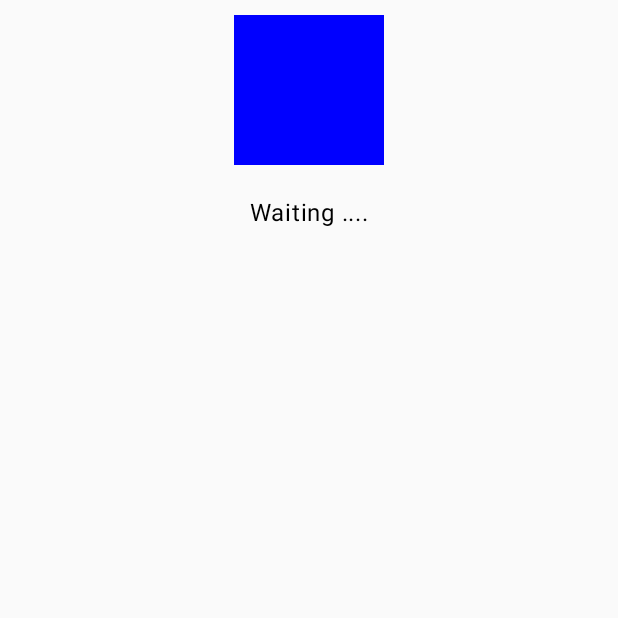
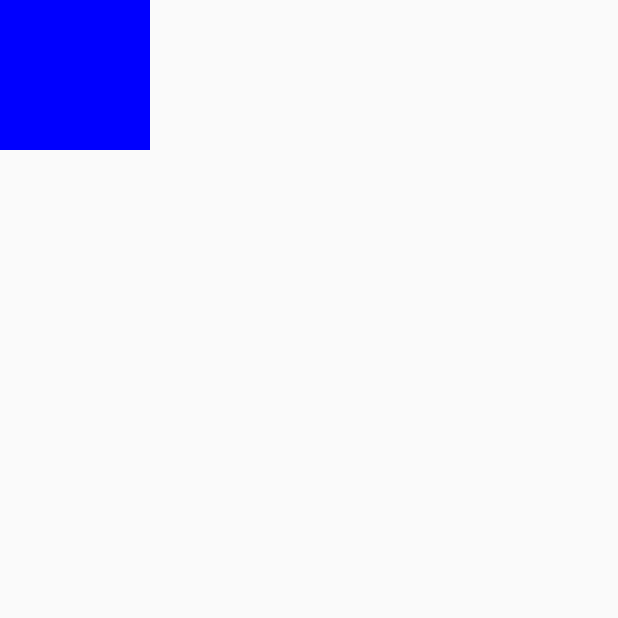
Before and after one commit to Moroooz/GestureDemo, an Android app built with Jetpack Compose: the screen it shows after launch (MainActivity), on a phone screen of 412 x 824 dp, the top half of it. Run offline under Robolectric (Android 15) with nearby library versions, the phone set to English and light mode, and no system bars.

Commit message:
Add MainScreen with DragDemo

```diff
--- a/app/src/main/java/com/example/gesturedemo/MainActivity.kt
+++ b/app/src/main/java/com/example/gesturedemo/MainActivity.kt
@@ -6,12 +6,16 @@ import androidx.activity.compose.setContent
 import androidx.activity.enableEdgeToEdge
 import androidx.compose.foundation.background
 import androidx.compose.foundation.clickable
+import androidx.compose.foundation.gestures.Orientation
 import androidx.compose.foundation.gestures.detectTapGestures
+import androidx.compose.foundation.gestures.draggable
+import androidx.compose.foundation.gestures.rememberDraggableState
 import androidx.compose.foundation.layout.Box
 import androidx.compose.foundation.layout.Column
 import androidx.compose.foundation.layout.Spacer
 import androidx.compose.foundation.layout.fillMaxSize
 import androidx.compose.foundation.layout.height
+import androidx.compose.foundation.layout.offset
 import androidx.compose.foundation.layout.padding
 import androidx.compose.foundation.layout.size
 import androidx.compose.material3.Scaffold
@@ -26,8 +30,10 @@ import androidx.compose.ui.Modifier
 import androidx.compose.ui.graphics.Color
 import androidx.compose.ui.input.pointer.pointerInput
 import androidx.compose.ui.tooling.preview.Preview
+import androidx.compose.ui.unit.IntOffset
 import androidx.compose.ui.unit.dp
 import com.example.gesturedemo.ui.theme.GestureDemoTheme
+import kotlin.math.roundToInt
 
 class MainActivity : ComponentActivity() {
     override fun onCreate(savedInstanceState: Bundle?) {
@@ -43,8 +49,31 @@ class MainActivity : ComponentActivity() {
 
 @Composable
 fun MainScreen(modifier: Modifier = Modifier) {
-    TapPressDemo(modifier)
+    DragDemo(modifier)
 }
+
+@Composable
+fun DragDemo(modifier: Modifier = Modifier) {
+
+    Box(modifier = modifier.fillMaxSize()) {
+
+        var xOffset by remember { mutableStateOf(0f) }
+
+        Box(
+            modifier = Modifier
+                .offset { IntOffset(xOffset.roundToInt(), 0) }
+                .size(100.dp)
+                .background(Color.Blue)
+                .draggable(
+                    orientation = Orientation.Horizontal,
+                    state = rememberDraggableState { distance ->
+                        xOffset += distance
+                    }
+                )
+        )
+    }
+}
+
 
 @Composable
 fun TapPressDemo(modifier: Modifier = Modifier) {
```
